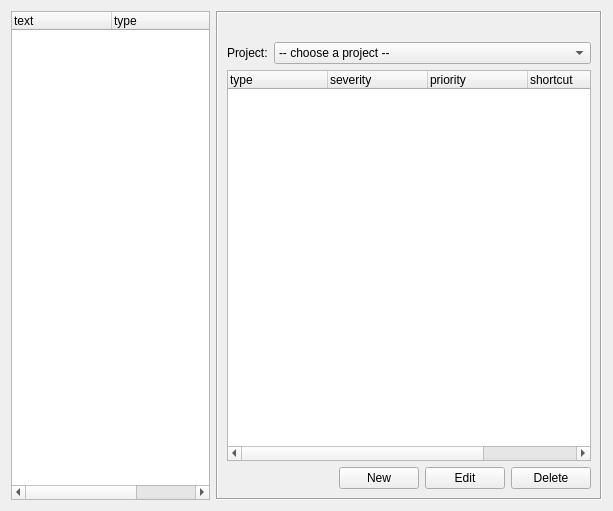
First picture: the form in client/forms/init.ui, repository Wolframe/wolfzilla, before the edit.
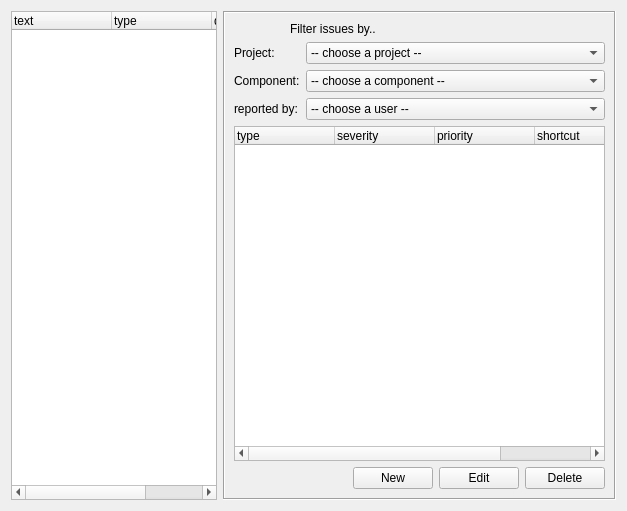
Second picture: the form after the edit. The open tabs and pages were chosen to show the change. Icons and pictures are not drawn.

Commit message: started to add some searching in issues (by component and reporter)

The edit to the form file:
```diff
--- a/client/forms/init.ui
+++ b/client/forms/init.ui
@@ -6,7 +6,7 @@
    <rect>
     <x>0</x>
     <y>0</y>
-    <width>613</width>
+    <width>627</width>
     <height>495</height>
    </rect>
   </property>
@@ -944,6 +944,12 @@
       <layout class="QGridLayout" name="gridLayout_4">
        <item row="0" column="0">
         <widget class="QLabel" name="label_21">
+         <property name="maximumSize">
+          <size>
+           <width>50</width>
+           <height>16777215</height>
+          </size>
+         </property>
          <property name="text">
           <string/>
          </property>
@@ -952,7 +958,7 @@
          </property>
         </widget>
        </item>
-       <item row="3" column="0" colspan="2">
+       <item row="4" column="0" colspan="2">
         <widget class="QTreeWidget" name="issueList">
          <property name="rootIsDecorated">
           <bool>false</bool>
@@ -999,7 +1005,7 @@
          </column>
         </widget>
        </item>
-       <item row="4" column="0" colspan="2">
+       <item row="5" column="0" colspan="2">
         <layout class="QHBoxLayout" name="horizontalLayout_8">
          <item>
           <spacer name="horizontalSpacer_5">
@@ -1077,8 +1083,74 @@
            </property>
           </widget>
          </item>
+         <item row="1" column="1">
+          <widget class="QComboBox" name="issuesComponent">
+           <property name="answer" stdset="0">
+            <string>ComponentList components { component[] { id={item.id}; name {{item.text}}; description {{?}} } }</string>
+           </property>
+           <property name="dataslot" stdset="0">
+            <string>issuesProjectListChanged,issuesProjectListChanged</string>
+           </property>
+           <property name="action:issuesProjectListChanged" stdset="0">
+            <string>listComponents components { getNullElem='1'; project {id={main.content.issues.issuesProject.selected}}}</string>
+           </property>
+           <property name="datasignal:changed" stdset="0">
+            <string>issuesProjectListChanged,refreshIssues</string>
+           </property>
+           <item>
+            <property name="text">
+             <string>-- choose a component --</string>
+            </property>
+           </item>
+          </widget>
+         </item>
+         <item row="1" column="0">
+          <widget class="QLabel" name="label_38">
+           <property name="text">
+            <string>Component:</string>
+           </property>
+          </widget>
+         </item>
+         <item row="2" column="1">
+          <widget class="QComboBox" name="issuesReporter">
+           <property name="action" stdset="0">
+            <string>listUsers users { getNullElem='1' }</string>
+           </property>
+           <property name="answer" stdset="0">
+            <string>UserList users { user[] { id={item.id}; login {{item.text}}; firstName{{?}}; lastName{{?}}; email{{?}} }</string>
+           </property>
+           <property name="dataslot" stdset="0">
+            <string>refreshUsers</string>
+           </property>
+           <property name="action:refreshUsers" stdset="0">
+            <string>listUsers users { }</string>
+           </property>
+           <property name="datasignal:changed" stdset="0">
+            <string>refreshIssues</string>
+           </property>
+           <item>
+            <property name="text">
+             <string>-- choose a user --</string>
+            </property>
+           </item>
+          </widget>
+         </item>
+         <item row="2" column="0">
+          <widget class="QLabel" name="label_40">
+           <property name="text">
+            <string>reported by:</string>
+           </property>
+          </widget>
+         </item>
         </layout>
        </item>
+       <item row="0" column="1">
+        <widget class="QLabel" name="label_39">
+         <property name="text">
+          <string>Filter issues by..</string>
+         </property>
+        </widget>
+       </item>
       </layout>
      </widget>
      <widget class="QWidget" name="issue">
```
Left out of the diff: 6 changed lines with no effect on the pictures. The commit also changes 2 other files.
